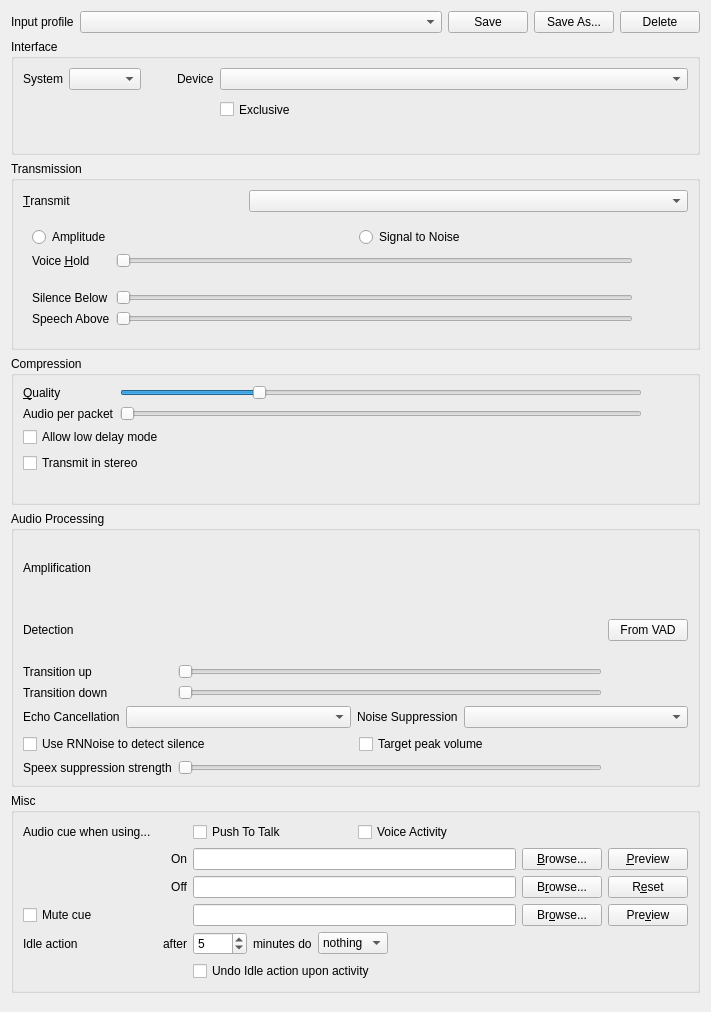
Old version of the form src/mumble/AudioInput.ui in the repository d3adb5/mumble.
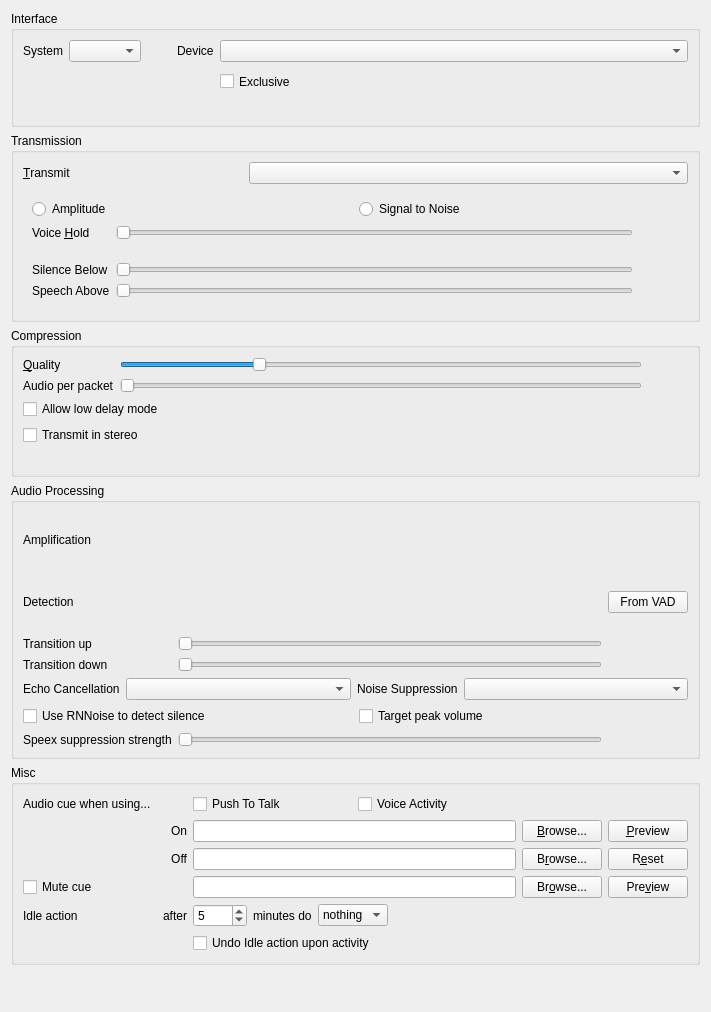
New version of the form. Custom widgets are drawn as their Qt base class.

Commit message:
refactor: migrate the input profile bar to the shared ConfigProfileBar
Drop the bespoke profile bar that lived in AudioInput.ui together with its
reloadInputProfiles helper and the four on_qpbInputProfile* / combo slots,
and instead have AudioInputDialog opt into the generic bar by overriding
profileCategory() to return "input". ConfigDialog::addPage now wraps the
input page with a ConfigProfileBar just like the output, network and look
pages, so every page shares a single profile-bar implementation.

```diff
--- a/src/mumble/AudioInput.ui
+++ b/src/mumble/AudioInput.ui
@@ -14,66 +14,6 @@
    <string>Audio input</string>
   </property>
   <layout class="QVBoxLayout">
-   <item>
-    <layout class="QHBoxLayout" name="qhblInputProfile">
-     <item>
-      <widget class="QLabel" name="qliInputProfile">
-       <property name="text">
-        <string>Input profile</string>
-       </property>
-       <property name="buddy">
-        <cstring>qcbInputProfile</cstring>
-       </property>
-      </widget>
-     </item>
-     <item>
-      <widget class="MUComboBox" name="qcbInputProfile">
-       <property name="sizePolicy">
-        <sizepolicy hsizetype="Expanding" vsizetype="Fixed">
-         <horstretch>1</horstretch>
-         <verstretch>0</verstretch>
-        </sizepolicy>
-       </property>
-       <property name="toolTip">
-        <string>Load a saved input settings profile (takes effect when you click OK or Apply)</string>
-       </property>
-       <property name="whatsThis">
-        <string>&lt;b&gt;Input settings profiles.&lt;/b&gt;&lt;br /&gt;A profile captures the input-related settings (amplification, voice activity, noise suppression, transmission and encoding) but not the selected device, so it stays portable between machines. Selecting one loads it into the controls below; it takes effect when you click OK or Apply.</string>
-       </property>
-      </widget>
-     </item>
-     <item>
-      <widget class="QPushButton" name="qpbInputProfileSave">
-       <property name="toolTip">
-        <string>Update the selected profile with the current input settings</string>
-       </property>
-       <property name="text">
-        <string>Save</string>
-       </property>
-      </widget>
-     </item>
-     <item>
-      <widget class="QPushButton" name="qpbInputProfileSaveAs">
-       <property name="toolTip">
-        <string>Save the current input settings as a new profile</string>
-       </property>
-       <property name="text">
-        <string>Save As...</string>
-       </property>
-      </widget>
-     </item>
-     <item>
-      <widget class="QPushButton" name="qpbInputProfileDelete">
-       <property name="toolTip">
-        <string>Delete the selected profile</string>
-       </property>
-       <property name="text">
-        <string>Delete</string>
-       </property>
-      </widget>
-     </item>
-    </layout>
-   </item>
    <item>
     <widget class="QGroupBox" name="qgbInterfaces">
      <property name="title">
```
Left out of the diff: 4 changed lines with no effect on the pictures. The commit also changes 2 other files.
